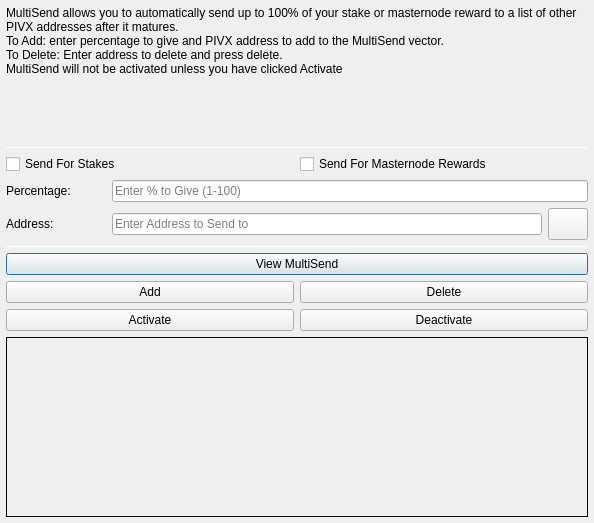
Old version of the form src/qt/forms/multisenddialog.ui in the repository RapidsOfficial/Rapids.
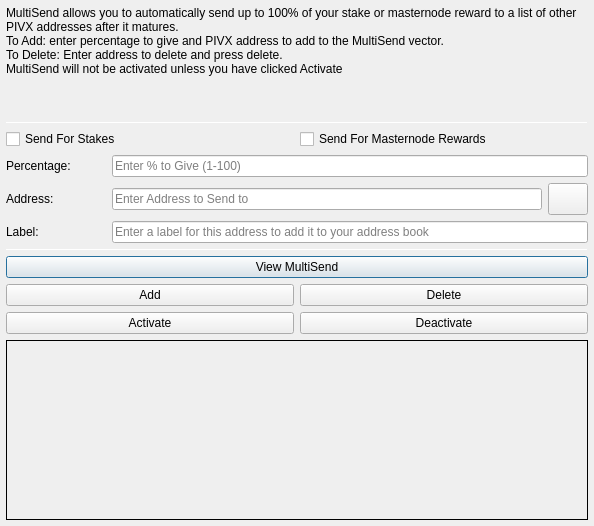
New version of the form. Icons and pictures are not drawn.

Commit message: Add Labels to MultiSend GUI

What changed in the file:
```diff
--- a/src/qt/forms/multisenddialog.ui
+++ b/src/qt/forms/multisenddialog.ui
@@ -10,7 +10,7 @@
     <x>0</x>
     <y>0</y>
     <width>594</width>
-    <height>523</height>
+    <height>526</height>
    </rect>
   </property>
   <property name="windowTitle">
@@ -30,7 +30,7 @@
     <number>6</number>
    </property>
    <item>
-    <layout class="QVBoxLayout" name="verticalLayout_Main" stretch="1,1,1,1,1,1">
+    <layout class="QVBoxLayout" name="verticalLayout_Main" stretch="1,1,1,0,1,1,1">
      <item>
       <widget class="QLabel" name="label_2">
        <property name="lineWidth">
@@ -177,6 +177,30 @@
        </item>
       </layout>
      </item>
+     <item>
+      <layout class="QHBoxLayout" name="horizontalLayout_3">
+       <item>
+        <widget class="QLabel" name="label_3">
+         <property name="minimumSize">
+          <size>
+           <width>100</width>
+           <height>0</height>
+          </size>
+         </property>
+         <property name="text">
+          <string>Label:</string>
+         </property>
+        </widget>
+       </item>
+       <item>
+        <widget class="QLineEdit" name="labelAddressLabelEdit">
+         <property name="placeholderText">
+          <string>Enter a label for this address to add it to your address book</string>
+         </property>
+        </widget>
+       </item>
+      </layout>
+     </item>
      <item>
       <widget class="Line" name="line_2">
        <property name="minimumSize">
```
The commit also changes 1 other file.
